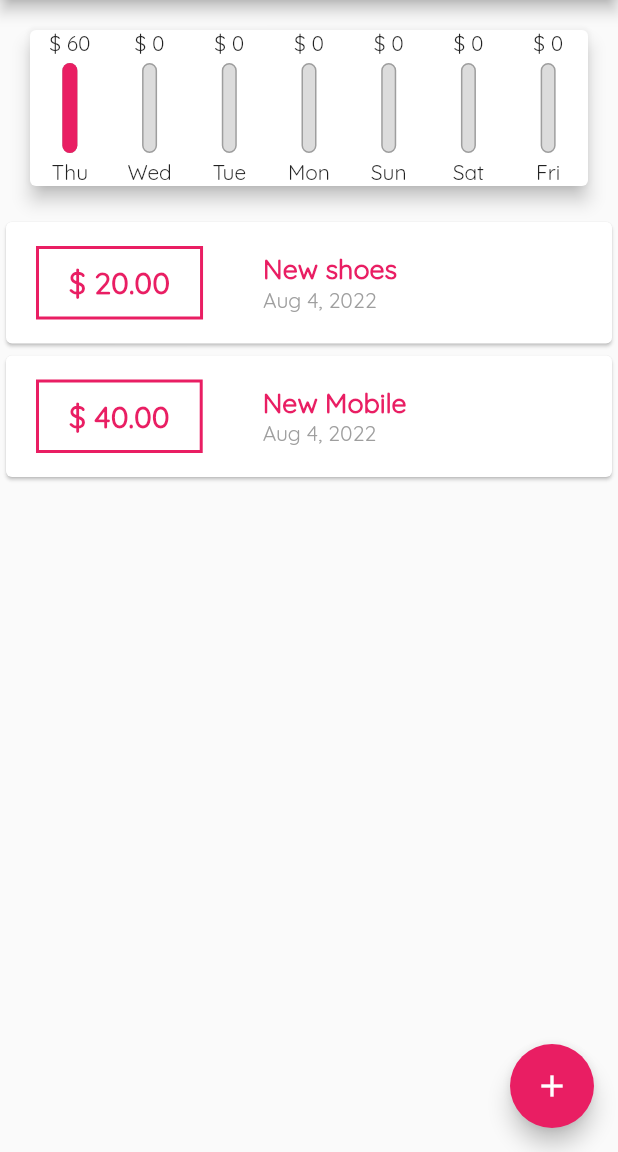
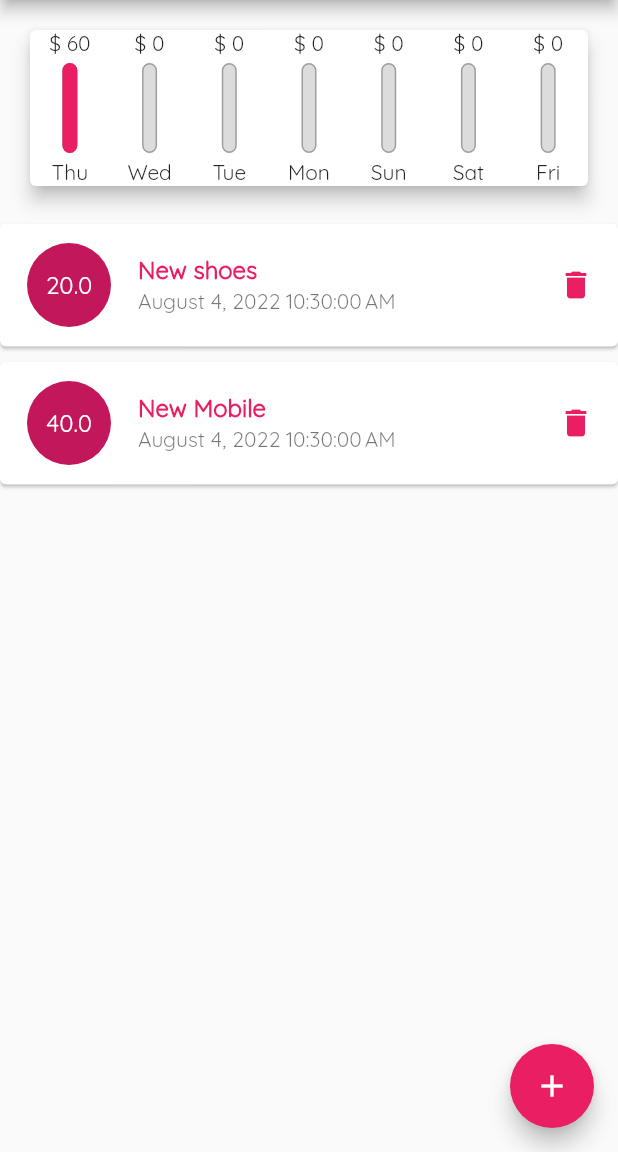
Before and after one commit to salmayaser/ExpenseTrackerFlutter, a Flutter app: the screen it shows after launch, on a phone screen of 412 x 824 dp, the part 84-1236 px from its top. Run offline on Flutter 3.47's test engine with Material 2 defaults, Android fonts, the phone set to English and light mode, and no system bars.

Commit message:
Fixing the transactions list layout

```diff
--- a/lib/widgets/transactionsList.dart
+++ b/lib/widgets/transactionsList.dart
@@ -31,34 +31,25 @@ class TransactionsList extends StatelessWidget {
             crossAxisAlignment: CrossAxisAlignment.start,
             children: <Widget>[
               ...transactions.map((trans) {
-                return (Card(
-                  child: Row(children: [
-                    Container(
-                      margin: EdgeInsets.symmetric(vertical: 10, horizontal: 20),
-                      padding: EdgeInsets.symmetric(vertical: 10, horizontal: 20),
-                      child: Text('\$ ${trans.amount.toStringAsFixed(2)}',
-                          style: TextStyle(color: Theme.of(ctx).primaryColor, fontWeight: FontWeight.bold, fontSize: 20)),
-                      decoration: BoxDecoration(border: Border.all(width: 2, color: Theme.of(ctx).primaryColor)),
-                    ),
-                    Container(
-                      padding: EdgeInsets.symmetric(vertical: 10, horizontal: 0),
-                      margin: EdgeInsets.symmetric(vertical: 10, horizontal: 20),
-                      child: Column(
-                          mainAxisAlignment: MainAxisAlignment.spaceBetween,
-                          crossAxisAlignment: CrossAxisAlignment.start,
-                          children: [
-                            Text(
-                              trans.title,
-                              style: TextStyle(color: Theme.of(ctx).primaryColor, fontWeight: FontWeight.bold, fontSize: 18),
+                return Card(
+                    margin: EdgeInsets.symmetric(vertical: 5),
+                    child: Padding(
+                        padding: EdgeInsets.symmetric(vertical: 5),
+                        child: ListTile(
+                            leading: CircleAvatar(
+                              radius: 30,
+                              child: FittedBox(child: Text('${trans.amount}')),
                             ),
-                            Text(
-                              DateFormat().add_yMMMd().format(trans.date),
-                              style: TextStyle(color: Colors.grey),
-                            )
-                          ]),
-                    ),
-                  ]),
-                ));
+                            title: Text(trans.title,
+                                style: TextStyle(
+                                  fontWeight: FontWeight.bold,
+                                  color: Theme.of(ctx).primaryColor,
+                                )),
+                            subtitle: Text(DateFormat().format(trans.date)),
+                            trailing: Icon(
+                              Icons.delete,
+                              color: Theme.of(ctx).primaryColor,
+                            ))));
               }).toList()
             ],
           );
```
